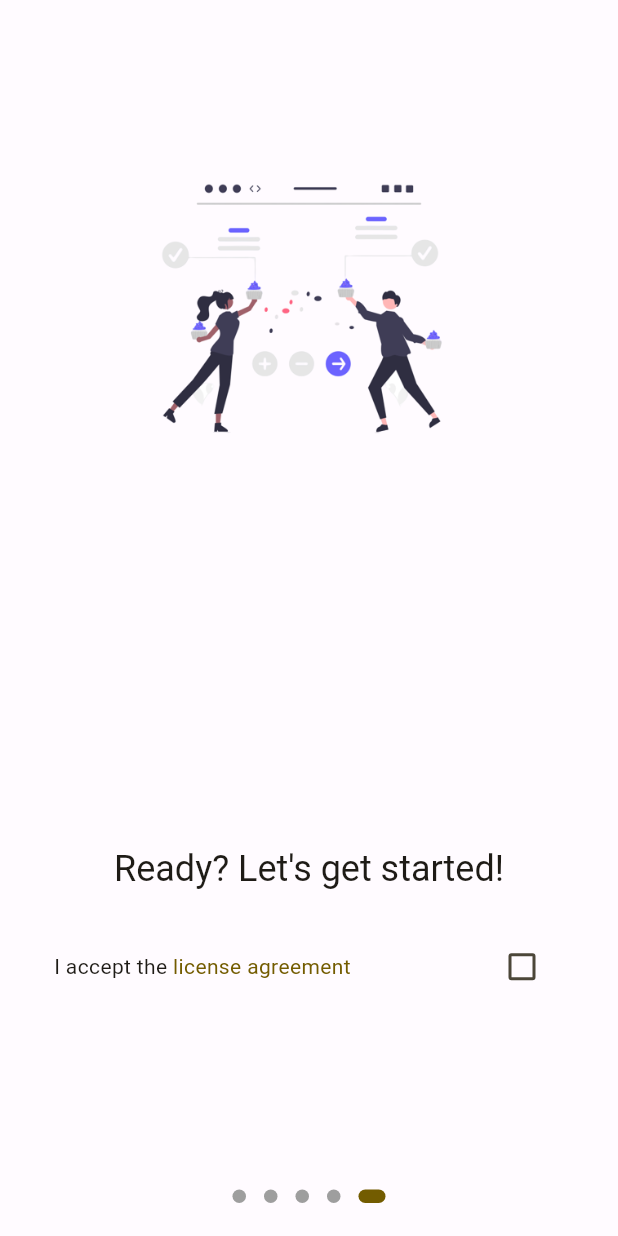
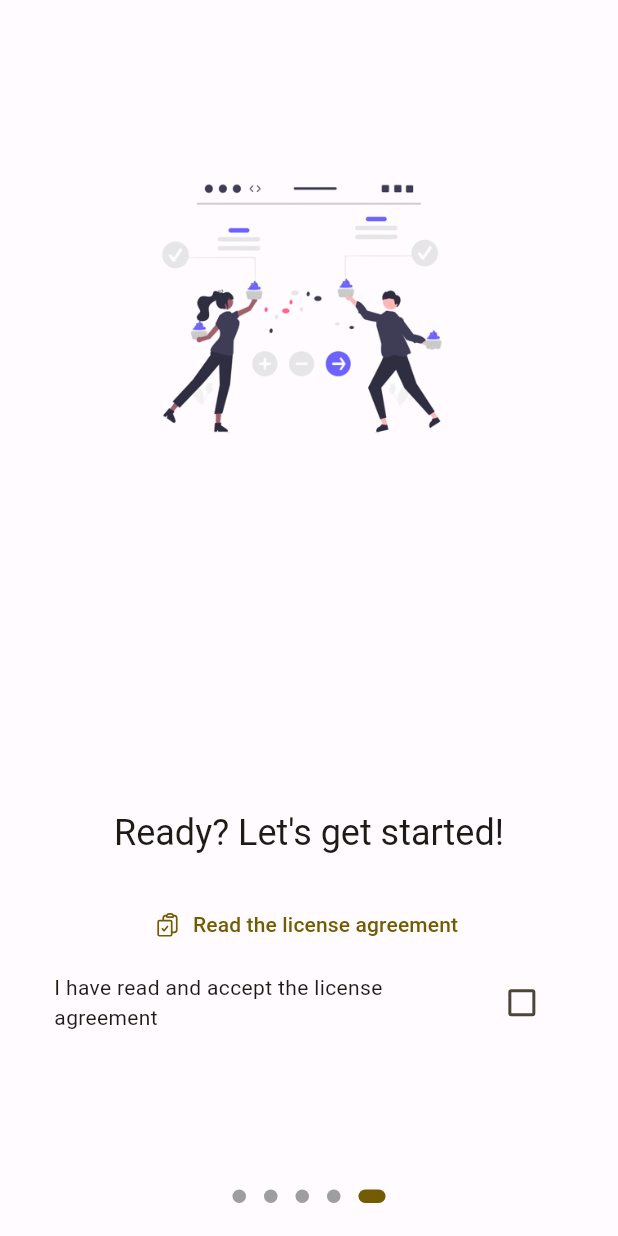
Before and after one commit to Food-Bites/bites, a Flutter app: the screen it shows after launch, swiped to page 5, on a phone screen of 412 x 824 dp. Run offline on Flutter 3.47's test engine with Material 2 defaults, Android fonts, the phone set to English and light mode, and no system bars; drawn by our look-alikes of dots_indicator; our stand-ins replace geolocator, google_maps_flutter, heroicons, shared_preferences, transparent_image; missing offline and left inert: geoflutterfire2.

```diff
--- a/lib/screens/main.dart
+++ b/lib/screens/main.dart
@@ -65,6 +65,7 @@ class _MainState extends State<Main> {
               leading: Column(
                 children: [
                   FloatingActionButton(
+                    heroTag: "NAVIGATION_RAIL_LOCATION_BUTTON",
                     onPressed: () {},
                     child: const Icon(Icons.my_location),
                   ),
--- a/lib/screens/onboarder.dart
+++ b/lib/screens/onboarder.dart
@@ -1,7 +1,7 @@
 import 'package:bites/screens/main.dart';
 import 'package:dots_indicator/dots_indicator.dart';
-import 'package:flutter/gestures.dart';
 import 'package:flutter/material.dart';
+import 'package:heroicons/heroicons.dart';
 import 'package:shared_preferences/shared_preferences.dart';
 
 class OnboarderPage extends StatefulWidget {
@@ -122,48 +122,43 @@ class OnboarderPageState extends State<OnboarderPage> {
                     if (step.key == "GoToApp")
                       Column(
                         children: [
-                          CheckboxListTile(
-                            value: acceptedLicense,
-                            onChanged: (val) {
-                              setState(() {
-                                acceptedLicense = val ?? false;
-                              });
+                          TextButton.icon(
+                            onPressed: () {
+                              Navigator.of(context).push(
+                                MaterialPageRoute(
+                                  builder: (context) => Dialog.fullscreen(
+                                    child: Scaffold(
+                                      appBar: AppBar(
+                                        title: const Text('License Agreement'),
+                                      ),
+                                      body: const Padding(
+                                        padding: EdgeInsets.all(16.0),
+                                        child: Center(
+                                          child: Text(
+                                              'This is where the license agreement would go.'),
+                                        ),
+                                      ),
+                                    ),
+                                  ),
+                                ),
+                              );
                             },
-                            title: RichText(
-                              text: TextSpan(
-                                text: 'I accept the ',
+                            icon: const HeroIcon(
+                                HeroIcons.clipboardDocumentCheck),
+                            label: const Text("Read the license agreement"),
+                          ),
+                          IntrinsicWidth(
+                            // max width of checkbox list tile
+                            child: CheckboxListTile(
+                              value: acceptedLicense,
+                              onChanged: (val) {
+                                setState(() {
+                                  acceptedLicense = val ?? false;
+                                });
+                              },
+                              title: Text(
+                                "I have read and accept the license agreement",
                                 style: Theme.of(context).textTheme.bodyMedium,
-                                children: <TextSpan>[
-                                  TextSpan(
-                                    text: 'license agreement',
-                                    style: TextStyle(
-                                      color:
-                                          Theme.of(context).colorScheme.primary,
-                                    ),
-                                    recognizer: TapGestureRecognizer()
-                                      ..onTap = () {
-                                        // navigate to the license agreement page
-                                        Navigator.of(context).push(
-                                          MaterialPageRoute(
-                                            builder: (context) =>
-                                                Dialog.fullscreen(
-                                              child: Scaffold(
-                                                appBar: AppBar(
-                                                  title: const Text(
-                                                      'License Agreement'),
-                                                ),
-                                                body: const Padding(
-                                                  padding: EdgeInsets.all(16.0),
-                                                  child: Text(
-                                                      'This is where the license agreement would go.'),
-                                                ),
-                                              ),
-                                            ),
-                                          ),
-                                        );
-                                      },
-                                  ),
-                                ],
                               ),
                             ),
                           ),
```
Also changed, not shown: assets/data/italian_cities.json (+0 -8 lines), lib/widget/map_view.dart (+7 -6 lines).
